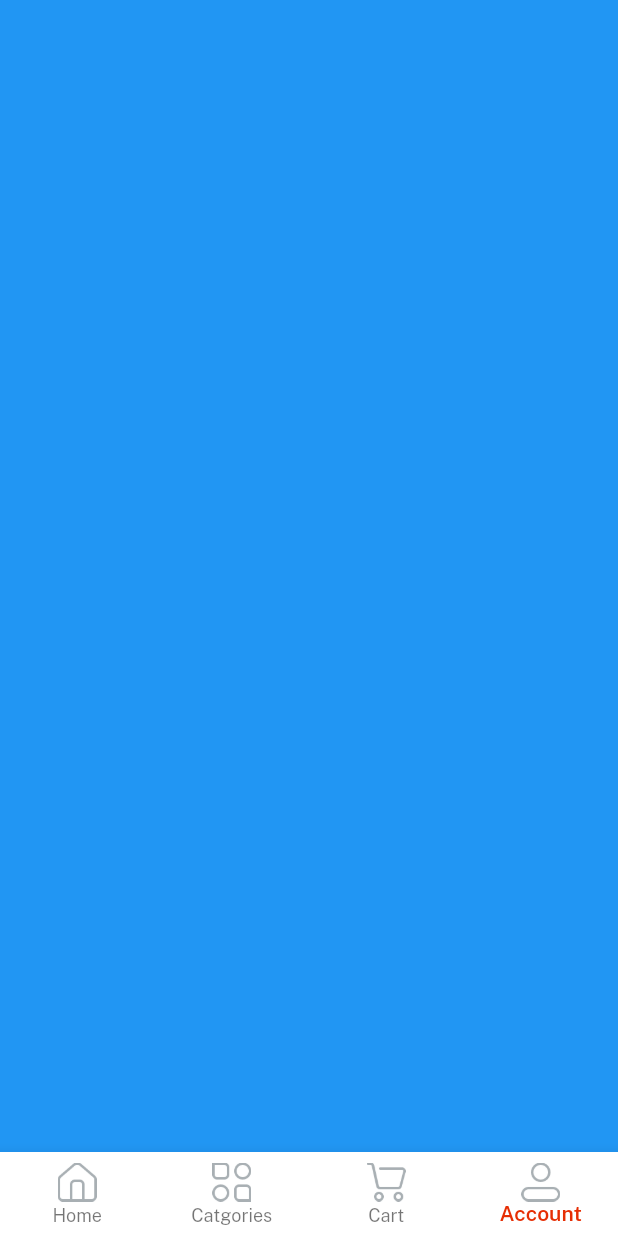
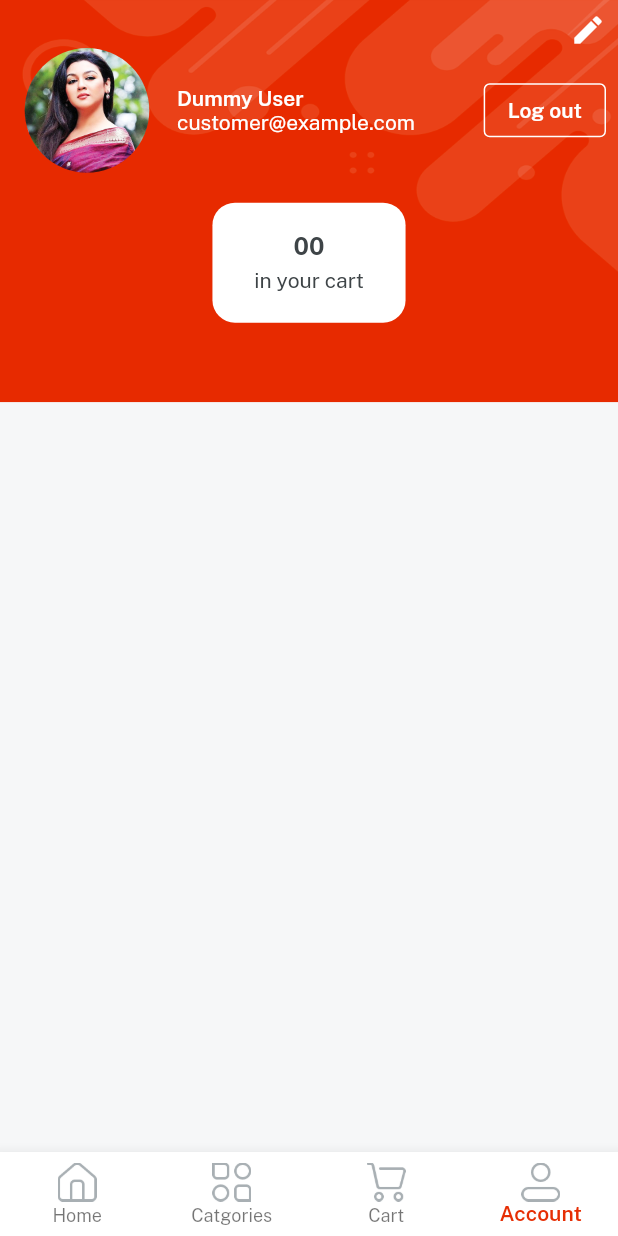
Before and after one commit to JUST9N1/Ecommerce-individual, a Flutter app: the Home screen opened directly, item 4 of the bottom bar chosen, on a phone screen of 412 x 824 dp. Run offline on Flutter 3.47's test engine with Material 2 defaults, Android fonts, the phone set to English and light mode, and no system bars; our stand-ins replace get, velocity_x.

Commit message:
making profile picture

```diff
--- a/lib/consts/strings.dart
+++ b/lib/consts/strings.dart
@@ -10,6 +10,7 @@ const name = "Name";
 const nameHint = "Your name";
 const forgetPass = "Forget Password";
 const login = "Log in";
+const logout = "Log out";
 const signup = "Sign up";
 const createNewAccount = "or, create a new account";
 const loginWith = "Log in with";
--- a/lib/views/cart_screen/cart_screen.dart
+++ b/lib/views/cart_screen/cart_screen.dart
@@ -5,6 +5,9 @@ class CartScreen extends StatelessWidget {
 
   @override
   Widget build(BuildContext context) {
-    return Container(color: Colors.purple);
+    return Container(
+      color: Colors.white,
+      child: "Cart is Empty!".text.fontFamily(semibold).color(darkFontGrey).makeCentered(),
+      );
   }
 }
--- a/lib/views/profile_screen/profile_screen.dart
+++ b/lib/views/profile_screen/profile_screen.dart
@@ -1,3 +1,5 @@
+import 'package:emart_app/widgets_common/bg_widget.dart';
+
 import '../../consts/consts.dart';
 
 class ProfileScreen extends StatelessWidget {
@@ -5,6 +7,69 @@ class ProfileScreen extends StatelessWidget {
 
   @override
   Widget build(BuildContext context) {
-    return Container(color: Colors.blue);
+    return bgWidget(
+      child: Scaffold(
+        body: SafeArea(
+            child: Container(
+          padding: EdgeInsets.all(8),
+          child: Column(
+            children: [
+              //edit profile button
+              const Align(
+                      alignment: Alignment.topRight,
+                      child: Icon(Icons.edit, color: whiteColor))
+                  .onTap(() {}),
+
+              //user details section
+              Row(
+                children: [
+                  Image.asset(
+                    imgProfile2,
+                    width: 100,
+                    fit: BoxFit.cover,
+                  ).box.roundedFull.clip(Clip.antiAlias).make(),
+                  10.widthBox,
+                  Expanded(
+                      child: Column(
+                    crossAxisAlignment: CrossAxisAlignment.start,
+                    children: [
+                      "Dummy User".text.fontFamily(semibold).white.make(),
+                      "customer@example.com".text.white.make(),
+                    ],
+                  )),
+                  OutlinedButton(
+                      style: OutlinedButton.styleFrom(
+                          side: BorderSide(color: whiteColor)),
+                      onPressed: () {},
+                      child: logout.text.fontFamily(semibold).white.make()),
+                ],
+              ),
+
+              20.heightBox,
+              Column(
+                mainAxisAlignment: MainAxisAlignment.center,
+                children: [
+                  "00"
+                      .text
+                      .fontFamily(bold)
+                      .color(darkFontGrey)
+                      .size(16)
+                      .make(),
+                  5.heightBox,
+                  "in your cart".text.color(darkFontGrey).make(),
+                ],
+              )
+                  .box
+                  .white
+                  .rounded
+                  .width(context.screenWidth / 3.2)
+                  .height(80)
+                  .padding(EdgeInsets.all(4))
+                  .make()
+            ],
+          ),
+        )),
+      ),
+    );
   }
 }
```
Also changed, not shown: lib/views/profile_screen/components/details_card.dart (added).
